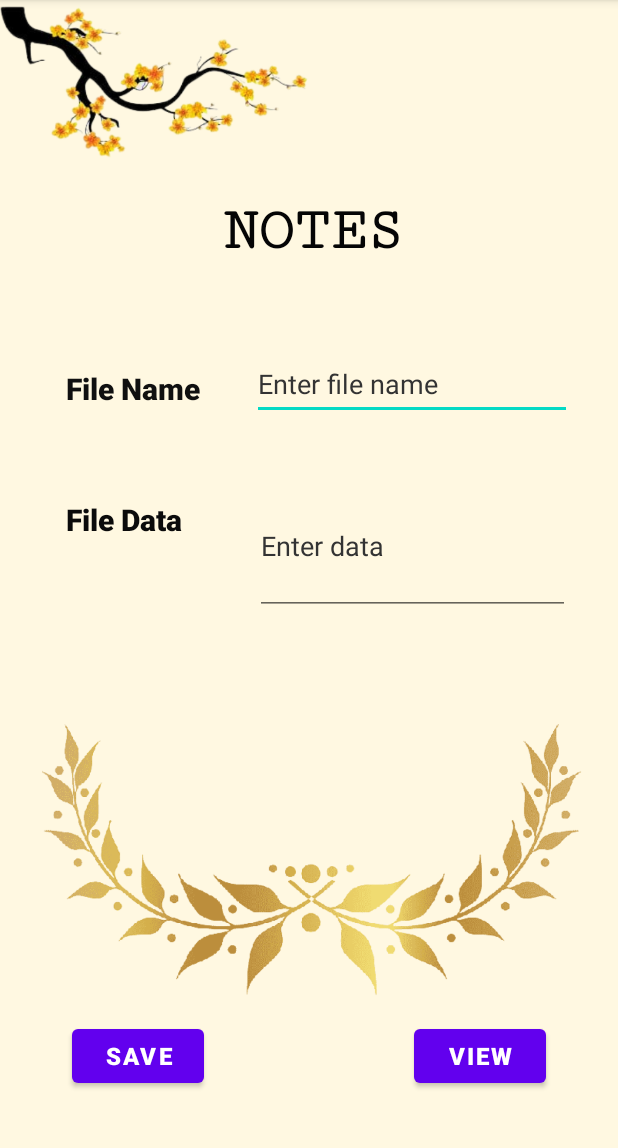
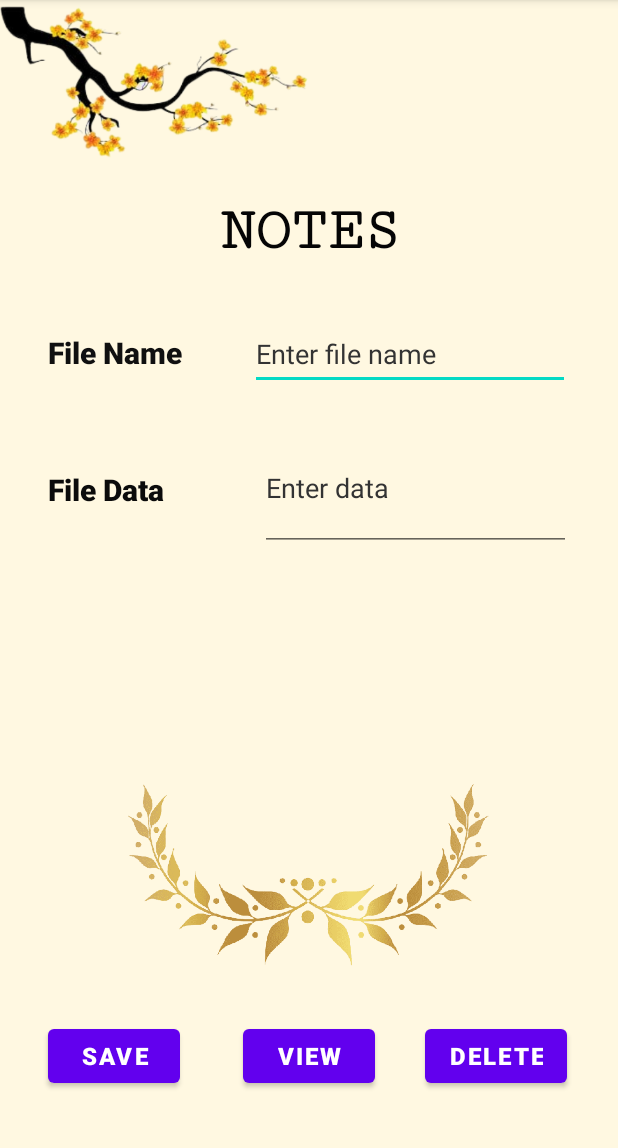
Before and after one commit to rachmawati07/ReadAndWrite, an Android app: the screen it shows after launch (MainActivity), after a tap on "VIEW", on a phone screen of 412 x 824 dp, the part 84-1232 px from its top. Run offline under Robolectric (Android 15) with nearby library versions, the phone set to English and light mode, and no system bars; network calls fail.

Commit message:
initial comit

```diff
--- a/app/build.gradle
+++ b/app/build.gradle
@@ -29,6 +29,9 @@ android {
     kotlinOptions {
         jvmTarget = '1.8'
     }
+    buildFeatures{
+        viewBinding true
+    }
 }
 
 dependencies {
--- a/app/src/main/java/com/rachma/readandwrite/MainActivity.kt
+++ b/app/src/main/java/com/rachma/readandwrite/MainActivity.kt
@@ -8,9 +8,10 @@ import android.widget.Button
 import android.widget.EditText
 import android.widget.Toast
 import java.io.*
-
+import com.rachma.readandwrite.databinding.ActivityMainBinding
 
 // Untuk mendeklarasikan kelas yang bernama MainActivity
+lateinit var binding: ActivityMainBinding
 class MainActivity : AppCompatActivity() {
 
     // Untuk memanggil kelas super onCreate dalam pembuatan activity ini
@@ -27,6 +28,11 @@ class MainActivity : AppCompatActivity() {
         val btnSave = findViewById<Button>(R.id.btnSave)
         // Untuk mendeklarasikan variabel btnSave dan menentukan metode masukkan
         val btnView = findViewById<Button>(R.id.btnView)
+
+        val btnDelete = findViewById<Button>(R.id.btnDelete)
+
+        //Deklarasi nilai awal untuk variabel hasil
+        var hasil ="";
 
         // Untuk memberikan fungsi klik listener pada btnSave
         btnSave.setOnClickListener(View.OnClickListener {
@@ -70,7 +76,7 @@ class MainActivity : AppCompatActivity() {
         btnView.setOnClickListener(View.OnClickListener {
             // Mengambil nama file dari editText filename
             // Dan kemudian dikonversi dari teks menjadi string
-            val filename = fileName.text.toString()
+            val filename = fileName.text.toString()+".txt"
 
             // Mengecek nama file kosong atau tidak, jika tidak kosong maka program didalam if dijalankan
             if(filename.toString()!=null && filename.toString().trim()!=""){
@@ -88,10 +94,37 @@ class MainActivity : AppCompatActivity() {
                 //Menampilkan teks di editText fileData
                 fileData.setText(stringBuilder.toString()).toString()
 
-            // Jika nama file kosong maka akan menampilkan toast atau popup berupa file name cannot be blank
+                // Jika nama file kosong maka akan menampilkan toast atau popup berupa file name cannot be blank
             }else{
                 Toast.makeText(applicationContext,"file name cannot be blank",Toast.LENGTH_LONG).show()
+
             }
+        })
+
+        btnDelete.setOnClickListener(View.OnClickListener {
+
+            try {
+                val filename = fileName.text.toString()+".txt"
+                //Mencari direktori file
+                val dir = filesDir
+                //Menemukan file
+                val file = File(dir, filename)
+                //file dihapus
+                file.delete()
+                //set ulang hasil
+                hasil = ""
+                //Menangkap error dan diabaikan
+            }catch (e: Exception) {
+                //muncul pop up "Tidak bisa dihaspus"
+                Toast.makeText(this, "Tidak bisa dihapus", Toast.LENGTH_LONG).show()
+                e.printStackTrace()
+            }
+
+            //bersihkan text
+            fileName.text.clear()
+            fileData.text.clear()
+
+
         })
 
     }
--- a/app/src/main/res/layout/activity_main.xml
+++ b/app/src/main/res/layout/activity_main.xml
@@ -6,6 +6,32 @@
     android:layout_height="match_parent"
     android:background="#fff8e1"
     tools:context=".MainActivity">
+
+    <!-- Ini adalah bagian teks yang ditambahkan pada projek ReadAndWrite
+       - Mempunyai id berupa textFileData
+       - Untuk menampilkan keluaran berupa tulisan File Data
+       - Menggunakan font berupa sans-serif-black
+       - Mempunyai ukuran teks sebesar 20sp dan dibold
+       - Dan dikelompokkan berdasarkan resource string agar tidak menampilkan error
+    -->
+    <TextView
+        android:id="@+id/textFileData"
+        android:layout_width="87dp"
+        android:layout_height="41dp"
+        android:layout_below="@+id/textFileNama"
+        android:layout_alignEnd="@+id/textFileNama"
+        android:layout_alignParentStart="true"
+        android:layout_centerVertical="true"
+        android:layout_marginStart="32dp"
+        android:layout_marginTop="64dp"
+        android:fontFamily="sans-serif-black"
+        android:text="@string/textFileData"
+        android:textAppearance="@style/Base.TextAppearance.AppCompat.Medium"
+        android:textColor="#0B0B0B"
+        android:textSize="20sp"
+        android:textStyle="bold"
+        app:layout_constraintStart_toStartOf="parent"
+        app:layout_constraintTop_toBottomOf="@+id/textFileNama" />
 
     <!-- Ini adalah bagian button untuk menampilkan tombol pada projek ReadAndWrite
        - Mempunyai id berupa btnView
@@ -19,14 +45,16 @@
         android:layout_height="wrap_content"
         android:layout_alignEnd="@+id/editData"
         android:layout_alignParentBottom="true"
-        android:layout_marginEnd="48dp"
+        android:layout_marginEnd="160dp"
         android:layout_marginBottom="40dp"
         android:fontFamily="sans-serif-black"
         android:text="@string/btnView"
         android:textSize="16sp"
         android:textStyle="bold"
         app:layout_constraintBottom_toBottomOf="parent"
-        app:layout_constraintEnd_toEndOf="parent" />
+        app:layout_constraintEnd_toEndOf="parent"
+        app:layout_constraintHorizontal_bias="0.953"
+        app:layout_constraintStart_toEndOf="@+id/btnSave" />
 
     <!-- Ini adalah bagian button untuk menampilkan tombol pada projek ReadAndWrite
        - Mempunyai id berupa btnSave
@@ -40,7 +68,7 @@
         android:layout_height="wrap_content"
         android:layout_alignStart="@+id/textFileData"
         android:layout_alignParentBottom="true"
-        android:layout_marginStart="48dp"
+        android:layout_marginStart="32dp"
         android:layout_marginBottom="40dp"
         android:fontFamily="sans-serif-black"
         android:text="@string/btnSave"
@@ -64,7 +92,6 @@
         android:layout_alignParentTop="true"
         android:layout_centerHorizontal="true"
         android:layout_marginTop="132dp"
-        android:layout_marginEnd="144dp"
         android:fontFamily="serif-monospace"
         android:text="@string/textNotes"
         android:textAlignment="center"
@@ -72,7 +99,9 @@
         android:textSize="40sp"
         android:textStyle="bold"
         app:layout_constraintEnd_toEndOf="parent"
+        app:layout_constraintStart_toStartOf="parent"
         app:layout_constraintTop_toTopOf="parent" />
+
 
     <!-- Ini adalah bagian untuk memasukkan dan mengedit teks yang ditambahkan pada projek ReadAndWrite
          - Mempunyai id berupa editFile
@@ -86,8 +115,8 @@
         android:layout_alignBaseline="@+id/textFileNama"
         android:layout_alignStart="@+id/btnSave"
         android:layout_alignBottom="@+id/textFileNama"
-        android:layout_marginStart="168dp"
-        android:layout_marginTop="232dp"
+        android:layout_marginTop="212dp"
+        android:layout_marginEnd="32dp"
         android:autofillHints=""
         android:ems="10"
         android:hint="@string/editFileName"
@@ -95,6 +124,8 @@
         android:minHeight="48dp"
         android:textColor="#150F0F"
         android:textColorHint="#333333"
+        app:layout_constraintEnd_toEndOf="parent"
+        app:layout_constraintHorizontal_bias="1.0"
         app:layout_constraintStart_toStartOf="parent"
         app:layout_constraintTop_toTopOf="parent" />
 
@@ -105,50 +136,28 @@
     -->
     <EditText
         android:id="@+id/editData"
-        android:layout_width="210dp"
-        android:layout_height="91dp"
+        android:layout_width="207dp"
+        android:layout_height="83dp"
         android:layout_below="@+id/editFile"
         android:layout_alignBaseline="@+id/textFileData"
         android:layout_alignStart="@+id/editFile"
         android:layout_alignBottom="@+id/textFileData"
         android:layout_centerVertical="true"
-        android:layout_marginEnd="32dp"
+        android:layout_marginStart="16dp"
+        android:layout_marginTop="24dp"
+        android:layout_marginEnd="31dp"
         android:autofillHints=""
         android:ems="10"
         android:hint="@string/editData"
         android:inputType=""
         android:lines="5"
         android:textColorHint="#333333"
-        app:layout_constraintBottom_toTopOf="@+id/imageGolden"
+        app:layout_constraintBottom_toBottomOf="parent"
         app:layout_constraintEnd_toEndOf="parent"
+        app:layout_constraintHorizontal_bias="1.0"
+        app:layout_constraintStart_toEndOf="@+id/textFileData"
         app:layout_constraintTop_toBottomOf="@+id/editFile"
-        app:layout_constraintVertical_bias="0.346" />
-
-    <!-- Ini adalah bagian teks yang ditambahkan pada projek ReadAndWrite
-         - Mempunyai id berupa textFileData
-         - Untuk menampilkan keluaran berupa tulisan File Data
-         - Menggunakan font berupa sans-serif-black
-         - Mempunyai ukuran teks sebesar 20sp dan dibold
-         - Dan dikelompokkan berdasarkan resource string agar tidak menampilkan error
-    -->
-    <TextView
-        android:id="@+id/textFileData"
-        android:layout_width="87dp"
-        android:layout_height="41dp"
-        android:layout_below="@+id/textFileNama"
-        android:layout_alignEnd="@+id/textFileNama"
-        android:layout_alignParentStart="true"
-        android:layout_centerVertical="true"
-        android:layout_marginStart="44dp"
-        android:layout_marginTop="60dp"
-        android:fontFamily="sans-serif-black"
-        android:text="@string/textFileData"
-        android:textAppearance="@style/Base.TextAppearance.AppCompat.Medium"
-        android:textColor="#0B0B0B"
-        android:textSize="20sp"
-        android:textStyle="bold"
-        app:layout_constraintStart_toStartOf="parent"
-        app:layout_constraintTop_toBottomOf="@+id/textFileNama" />
+        app:layout_constraintVertical_bias="0.0" />
 
     <!-- Ini adalah bagian teks yang ditambahkan pada projek ReadAndWrite
      - Mempunyai id berupa textFileNama
@@ -163,8 +172,8 @@
         android:layout_height="wrap_content"
         android:layout_alignParentStart="true"
         android:layout_alignParentTop="true"
-        android:layout_marginStart="44dp"
-        android:layout_marginTop="136dp"
+        android:layout_marginStart="32dp"
+        android:layout_marginTop="112dp"
         android:fontFamily="sans-serif-black"
         android:text="@string/textFileName"
         android:textAppearance="@style/Base.TextAppearance.AppCompat.Medium"
@@ -202,19 +211,43 @@
     -->
     <ImageView
         android:id="@+id/imageGolden"
-        android:layout_width="408dp"
-        android:layout_height="181dp"
+        android:layout_width="411dp"
+        android:layout_height="121dp"
         android:layout_below="@+id/editData"
         android:layout_alignParentStart="true"
         android:layout_alignParentEnd="true"
         android:layout_alignParentBottom="true"
         android:layout_centerHorizontal="true"
-        android:layout_marginBottom="104dp"
+        android:layout_marginBottom="124dp"
         android:contentDescription="@string/imageGolden"
         app:layout_constraintBottom_toBottomOf="parent"
         app:layout_constraintEnd_toEndOf="parent"
-        app:layout_constraintHorizontal_bias="1.0"
+        app:layout_constraintHorizontal_bias="0.466"
         app:layout_constraintStart_toStartOf="parent"
+        app:layout_constraintTop_toBottomOf="@+id/editData"
+        app:layout_constraintVertical_bias="1.0"
         app:srcCompat="@drawable/golden"
         tools:ignore="ImageContrastCheck" />
+
+    <!-- Ini adalah bagian button untuk menampilkan tombol pada projek ReadAndWrite
+       - Mempunyai id berupa btnDelete
+       - Tombol ini bertuliskan Delete
+       - Mempunyai ukuran teks sebesar 16sp dan dibold
+       - Dan dikelompokkan berdasarkan resource string agar tidak menampilkan error
+    -->
+    <Button
+        android:id="@+id/btnDelete"
+        android:layout_width="wrap_content"
+        android:layout_height="wrap_content"
+        android:layout_marginStart="144dp"
+        android:layout_marginBottom="40dp"
+        android:fontFamily="sans-serif-black"
+        android:text="@string/btnDelete"
+        android:textSize="16sp"
+        android:textStyle="bold"
+        app:layout_constraintBottom_toBottomOf="parent"
+        app:layout_constraintEnd_toEndOf="parent"
+        app:layout_constraintHorizontal_bias="0.367"
+        app:layout_constraintStart_toEndOf="@+id/btnSave" />
+
 </androidx.constraintlayout.widget.ConstraintLayout>
--- a/app/src/main/res/values/strings.xml
+++ b/app/src/main/res/values/strings.xml
@@ -9,4 +9,5 @@
     <string name="textNotes">NOTES</string>
     <string name="imageSakura">TODO</string>
     <string name="imageGolden">TODO</string>
+    <string name="btnDelete">Delete</string>
 </resources>
```
Lines whose indentation alone changed are shown as unchanged.
